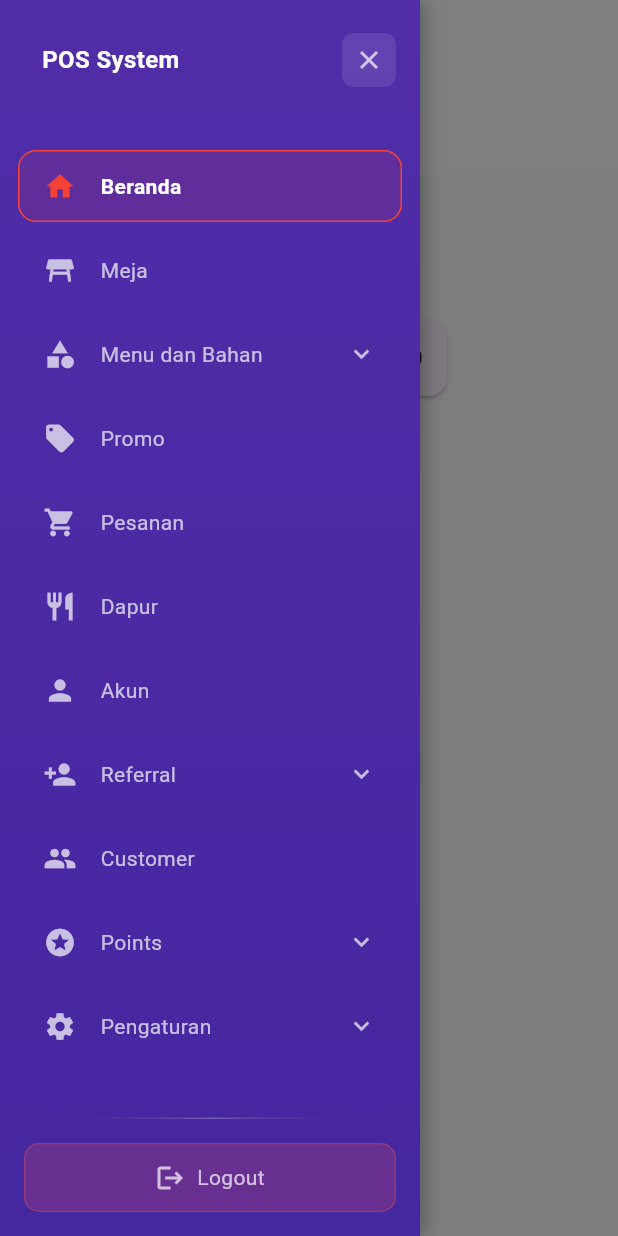
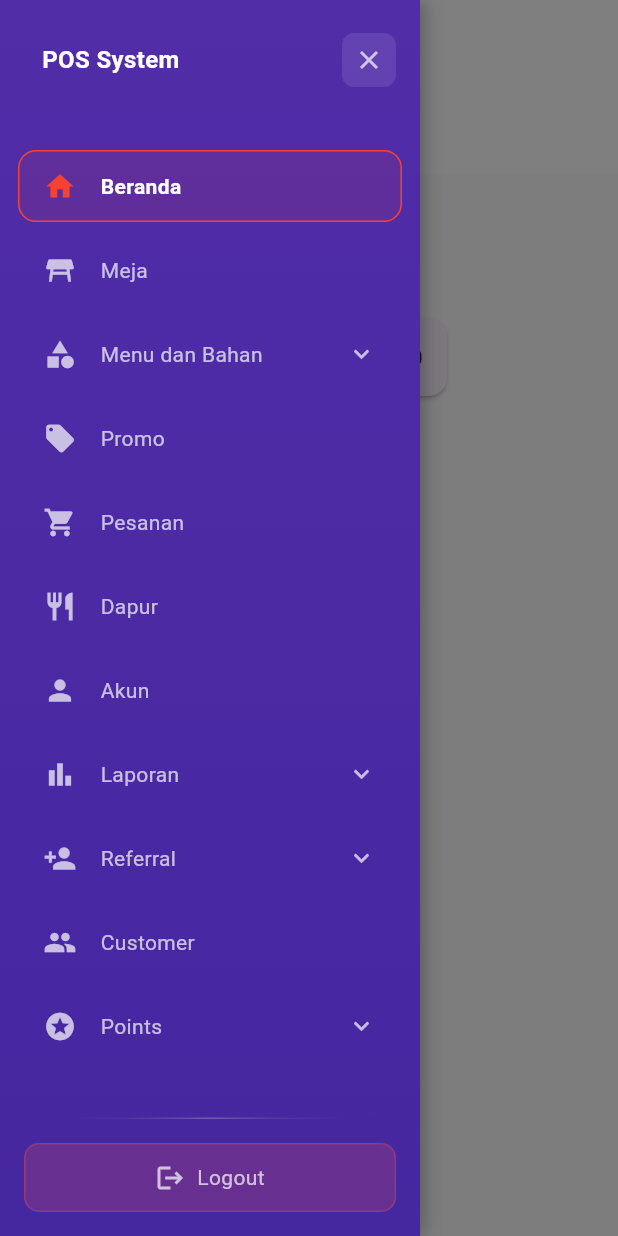
Before and after one commit to alvinda0/resto_pos, a Flutter app: the SideBarScreen screen opened directly, after a tap on the "menu" icon, on a phone screen of 412 x 824 dp. Run offline on Flutter 3.47's test engine with Material 3 defaults, Android fonts, the phone set to English and light mode, and no system bars; our stand-ins replace equatable, get, get_storage, lucide_icons, qr_flutter; missing offline and left inert: jwt_decode; accounts and stored records are empty.

Commit message:
menu laporan

```diff
--- a/lib/config/config.dart
+++ b/lib/config/config.dart
@@ -1,4 +1,4 @@
 class Config {
-  static const String publicBackEndUrl = 'http://192.168.100.38:3000';
+  static const String publicBackEndUrl = 'http://192.168.1.19:3000';
   static const String apiVersion = '/api/v1';
 }
--- a/lib/screens/dashboard/sidebar.dart
+++ b/lib/screens/dashboard/sidebar.dart
@@ -45,6 +45,10 @@ class _SideBarScreenState extends State<SideBarScreen> {
     MenuItem(Icons.shopping_cart, 'Pesanan'),
     MenuItem(Icons.restaurant, 'Dapur'),
     MenuItem(Icons.person, 'Akun'),
+    MenuItem(Icons.bar_chart, 'Laporan', subItems: [
+      MenuItem(Icons.receipt_long, 'Transaksi'),
+      MenuItem(Icons.account_balance_wallet, 'Wallet'),
+    ]),
     MenuItem(Icons.person_add, 'Referral', subItems: [
       MenuItem(Icons.person_add, 'Kelola Referral'),
       MenuItem(Icons.attach_money, 'Pencairan'),
```
Also changed, not shown: lib/screens/table/tables_screen.dart (+3 -9 lines).
